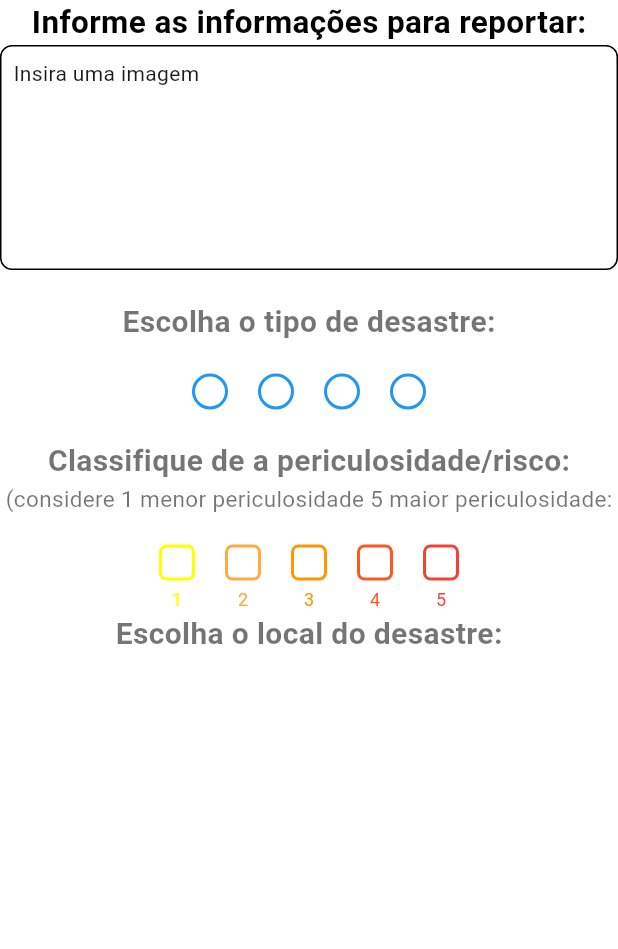
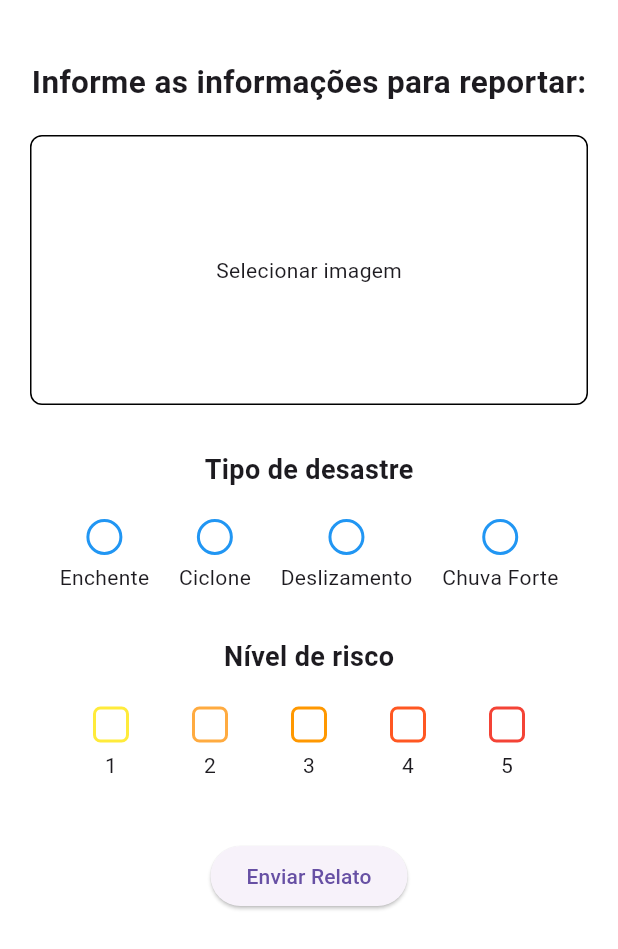
Before and after one commit to Beto-Ribeiro/Projeto-Integrador-SMDN, a Flutter app: the screen it shows after launch, on a phone screen of 412 x 824 dp. Shown: the top 949 px of the screen. Run offline on Flutter 3.47's test engine with Material 3 defaults, Android fonts, the phone set to English and light mode, and no system bars; our stand-ins replace file_picker, flutter_svg, supabase_flutter; accounts and stored records are empty; network calls fail; statements that could not run were skipped; project files that could hold a hidden picture were left out.

Commit message:
Tela relatos semi pronta

```diff
--- a/lib/main.dart
+++ b/lib/main.dart
@@ -2,33 +2,44 @@
 import 'package:branch1/telas/Relatos.dart';
 import 'package:flutter/material.dart';
 import 'package:supabase_flutter/supabase_flutter.dart';
-import 'package:flutter_svg/flutter_svg.dart';
-import 'telas/exportador_import.dart';
 
 void main() async {
+
   WidgetsFlutterBinding.ensureInitialized();
 
   await Supabase.initialize(
+
     url: 'https://robfgvtnoooivihlnomr.supabase.co',
+
     anonKey: 'sb_publishable_eVCeoqzfhoAgkpBnJxzs7w_-PGO0TO9',
+
   );
 
-  runApp( MyApp());
+  await Supabase.instance.client.auth
+      .signInAnonymously();
+
+  runApp(
+    const MyApp(),
+  );
 }
 
 class MyApp extends StatelessWidget {
+
   const MyApp({super.key});
 
   @override
   Widget build(BuildContext context) {
-    return MaterialApp(
-      title: 'Flutter Demo',
-      theme: ThemeData(
-        colorScheme: ColorScheme.fromSeed(
-          seedColor: Colors.blueAccent,
-        ),
+
+    return const MaterialApp(
+
+      debugShowCheckedModeBanner: false,
+
+      home: Relatos_tela(
+        title: '',
       ),
-      home:Relatos_tela (title: 'maco'),
     );
   }
 }
+
+//url: 'https://robfgvtnoooivihlnomr.supabase.co',
+//anonKey: 'sb_publishable_eVCeoqzfhoAgkpBnJxzs7w_-PGO0TO9',
--- a/lib/telas/Relatos.dart
+++ b/lib/telas/Relatos.dart
@@ -1,331 +1,521 @@
-import 'package:branch1/telas/exportador_import.dart';
+import 'dart:typed_data';
+
+import 'package:file_picker/file_picker.dart';
 import 'package:flutter/material.dart';
 import 'package:supabase_flutter/supabase_flutter.dart';
-import 'package:file_picker/file_picker.dart';
-import 'dart:io';
 
 class Relatos_tela extends StatefulWidget {
+
   const Relatos_tela({
+
     super.key,
+
     required this.title,
+
   });
 
   final String title;
 
   @override
-  State<Relatos_tela> createState() => _Relatos_telaState();
-
+  State<Relatos_tela> createState() =>
+      _Relatos_telaState();
 }
 
-class _Relatos_telaState extends State<Relatos_tela> {
-  File? imagemSelecionada;
+class _Relatos_telaState
+    extends State<Relatos_tela> {
+
+  PlatformFile? imagemSelecionada;
+
+  Uint8List? imagemBytes;
+
   int? tipoSelecionado;
   int? nivelSelecionado;
+
   Future<void> selecionarImagem() async {
-    FilePickerResult? resultado = await FilePicker.platform.pickFiles(
+
+    final resultado =
+    await FilePicker.platform.pickFiles(
+
       type: FileType.image,
-      allowCompression: false, // Adicione isso para garantir que ele não mude o arquivo
+
+      withData: true,
+
     );
 
-    if (resultado != null && resultado.files.single.path != null) {
+    if (resultado != null) {
+
       setState(() {
-        // Criamos um novo objeto File a partir do caminho retornado
-        imagemSelecionada = File(resultado.files.single.path!);
+
+        imagemSelecionada =
+            resultado.files.single;
+
+        imagemBytes =
+            resultado.files.single.bytes;
+
       });
-      print("Caminho da imagem: ${imagemSelecionada!.path}");
-    } else {
-      print("Nenhuma imagem selecionada.");
     }
   }
+
+  Future<void> enviarRelato() async {
+
+    try {
+
+      final supabase =
+          Supabase.instance.client;
+
+      print(
+        supabase.auth.currentUser,
+      );
+
+      if (tipoSelecionado == null ||
+          nivelSelecionado == null ||
+          imagemBytes == null) {
+
+        ScaffoldMessenger.of(context)
+            .showSnackBar(
+
+          const SnackBar(
+
+            content: Text(
+              'Preencha todos os campos',
+            ),
+          ),
+        );
+
+        return;
+      }
+
+      String tipoDesastre = '';
+
+      switch (tipoSelecionado) {
+
+        case 0:
+          tipoDesastre = 'Enchente';
+          break;
+
+        case 1:
+          tipoDesastre = 'Ciclone';
+          break;
+
+        case 2:
+          tipoDesastre = 'Deslizamento';
+          break;
+
+        case 3:
+          tipoDesastre = 'Chuva Forte';
+          break;
+      }
+
+      String nivelRisco = '';
+
+      switch (nivelSelecionado) {
+
+        case 0:
+          nivelRisco = 'Baixo';
+          break;
+
+        case 1:
+          nivelRisco = 'Moderado';
+          break;
+
+        case 2:
+          nivelRisco = 'Alto';
+          break;
+
+        case 3:
+          nivelRisco = 'Muito Alto';
+          break;
+
+        case 4:
+          nivelRisco = 'Crítico';
+          break;
+      }
+
+      final relato = await supabase
+
+          .from('Relato')
+
+          .insert({
+
+        'rel_tipo_desastre':
+        tipoDesastre,
+
+        'rel_descricao':
+        nivelRisco,
+
+      })
+
+          .select()
+
+          .single();
+
+      final relatoId =
+      relato['rel_id'];
+
+      final nomeArquivo =
+
+          '${DateTime.now().millisecondsSinceEpoch}.png';
+
+      final caminhoImagem =
+
+          'relatos/$relatoId/$nomeArquivo';
+
+      await supabase.storage
+
+          .from('Foto_Storage')
+
+          .uploadBinary(
+
+        caminhoImagem,
+
+        imagemBytes!,
+
+      );
+
+      await supabase
+
+          .from('Foto')
+
+          .insert({
+
+        'rel_id':
+        relatoId,
+
+        'fot_url':
+        caminhoImagem,
+
+      });
+
+      ScaffoldMessenger.of(context)
+          .showSnackBar(
+
+        const SnackBar(
+
+          content: Text(
+            'Relato enviado com sucesso',
+          ),
+        ),
+      );
+
+    } catch (e) {
+
+      print(e);
+
+      ScaffoldMessenger.of(context)
+          .showSnackBar(
+
+        SnackBar(
+
+          content: Text(
+            'Erro: $e',
+          ),
+        ),
+      );
+    }
+  }
+
+  Widget radioTipo(
+      int valor,
+      String texto,
+      ) {
+
+    return Column(
+
+      children: [
+
+        GestureDetector(
+
+          onTap: () {
+
+            setState(() {
+
+              tipoSelecionado = valor;
+
+            });
+          },
+
+          child: Container(
+
+            width: 24,
+            height: 24,
+
+            decoration: BoxDecoration(
+
+              shape: BoxShape.circle,
+
+              color:
+
+              tipoSelecionado == valor
+
+                  ? Colors.blue
+
+                  : Colors.transparent,
+
+              border: Border.all(
+
+                color: Colors.blue,
+
+                width: 2,
+              ),
+            ),
+          ),
+        ),
+
+        const SizedBox(height: 5),
+
+        Text(texto),
+      ],
+    );
+  }
+
+  Widget nivelBox(
+      int valor,
+      Color cor,
+      String texto,
+      ) {
+
+    return Column(
+
+      children: [
+
+        GestureDetector(
+
+          onTap: () {
+
+            setState(() {
+
+              nivelSelecionado = valor;
+
+            });
+          },
+
+          child: Container(
+
+            width: 24,
+            height: 24,
+
+            decoration: BoxDecoration(
+
+              color:
+
+              nivelSelecionado == valor
+
+                  ? cor
+
+                  : Colors.transparent,
+
+              border: Border.all(
+                color: cor,
+                width: 2,
+              ),
+
+              borderRadius:
+              BorderRadius.circular(5),
+            ),
+          ),
+        ),
+
+        const SizedBox(height: 5),
+
+        Text(texto),
+      ],
+    );
+  }
+
   @override
   Widget build(BuildContext context) {
+
     return Scaffold(
+
       backgroundColor: Colors.white,
 
-      body: Stack(
+      body: SafeArea(
+
+        child: SingleChildScrollView(
+
+          child: Padding(
+
+            padding: const EdgeInsets.all(20),
+
+            child: Column(
+
               children: [
 
-          SafeArea(
-            child: SingleChildScrollView(
-              child: Center(child: Column(
-                verticalDirection: VerticalDirection.down,
-                mainAxisSize: MainAxisSize.max,
+                const SizedBox(height: 20),
 
-                children: <Widget>[
+                const Text(
 
-                  Text(
                   'Informe as informações para reportar:',
+
                   style: TextStyle(
 
                     fontSize: 21,
-                      fontWeight: FontWeight.bold,
-                      color: Colors.black,
+
+                    fontWeight:
+                    FontWeight.bold,
                   ),
                 ),
 
+                const SizedBox(height: 20),
+
                 GestureDetector(
+
                   onTap: selecionarImagem,
+
                   child: Container(
+
                     width: double.infinity,
-                      height: 150,
+
+                    height: 180,
+
                     decoration: BoxDecoration(
-                        border: Border.all(color: Colors.black),
-                        borderRadius: BorderRadius.circular(8),
+
+                      border: Border.all(),
+
+                      borderRadius:
+                      BorderRadius.circular(8),
                     ),
 
-                      child: imagemSelecionada == null
-                          ? const Padding(
-                        padding: EdgeInsets.all(8),
-                        child: Text('Insira uma imagem'),
+                    child: imagemBytes == null
+
+                        ? const Center(
+
+                      child: Text(
+                        'Selecionar imagem',
+                      ),
                     )
+
                         : ClipRRect(
-                        borderRadius: BorderRadius.circular(7),
-                        child: Image.file(
-                          imagemSelecionada!,
-                          width: double.infinity,
-                          height: double.infinity,
+
+                      borderRadius:
+                      BorderRadius.circular(8),
+
+                      child: Image.memory(
+
+                        imagemBytes!,
+
                         fit: BoxFit.cover,
                       ),
                     ),
                   ),
                 ),
-                  const SizedBox(height: 20),
-                  Text(
-                    'Escolha o tipo de desastre:',
+
+                const SizedBox(height: 30),
+
+                const Text(
+
+                  'Tipo de desastre',
+
                   style: TextStyle(
 
-                      fontSize: 20,
-                      fontWeight: FontWeight.bold,
-                      color: Colors.black54,
+                    fontSize: 18,
 
+                    fontWeight:
+                    FontWeight.bold,
                   ),
                 ),
+
                 const SizedBox(height: 20),
+
                 Row(
-                    mainAxisAlignment: MainAxisAlignment.center,
+
+                  mainAxisAlignment:
+                  MainAxisAlignment.spaceEvenly,
+
                   children: [
-                      // PRIMEIRO BOTÃO (Valor 0)
 
-                      GestureDetector(
-                        onTap: () => setState(() => tipoSelecionado = 0),
-                        child: Container(
-                          width: 24,
-                          height: 24,
-                          decoration: BoxDecoration(
-                            shape: BoxShape.circle,
-                            color: tipoSelecionado == 0 ? Colors.blue : Colors.transparent,
-                            border: Border.all(color: Colors.blue, width: 2),
+                    radioTipo(
+                      0,
+                      'Enchente',
+                    ),
+
+                    radioTipo(
+                      1,
+                      'Ciclone',
+                    ),
+
+                    radioTipo(
+                      2,
+                      'Deslizamento',
+                    ),
+
+                    radioTipo(
+                      3,
+                      'Chuva Forte',
+                    ),
+                  ],
+                ),
+
+                const SizedBox(height: 30),
+
+                const Text(
+
+                  'Nível de risco',
+
+                  style: TextStyle(
+
+                    fontSize: 18,
+
+                    fontWeight:
+                    FontWeight.bold,
+                  ),
+                ),
+
+                const SizedBox(height: 20),
+
+                Row(
+
+                  mainAxisAlignment:
+                  MainAxisAlignment.spaceEvenly,
+
+                  children: [
+
+                    nivelBox(
+                      0,
+                      Colors.yellow,
+                      '1',
+                    ),
+
+                    nivelBox(
+                      1,
+                      Colors.orangeAccent,
+                      '2',
+                    ),
+
+                    nivelBox(
+                      2,
+                      Colors.orange,
+                      '3',
+                    ),
+
+                    nivelBox(
+                      3,
+                      Colors.deepOrange,
+                      '4',
+                    ),
+
+                    nivelBox(
+                      4,
+                      Colors.red,
+                      '5',
+                    ),
+                  ],
+                ),
+
+                const SizedBox(height: 40),
+
+                ElevatedButton(
+
+                  onPressed: enviarRelato,
+
+                  child: const Text(
+                    'Enviar Relato',
+                  ),
+                ),
+              ],
             ),
           ),
         ),
-
-                      SizedBox(width: 20), // Espaço entre eles
-
-                      // SEGUNDO BOTÃO (Valor 1)
-                      GestureDetector(
-                        onTap: () => setState(() => tipoSelecionado = 1),
-                        child: Container(
-                          width: 24,
-                          height: 24,
-                          decoration: BoxDecoration(
-                            shape: BoxShape.circle,
-                            color: tipoSelecionado == 1 ? Colors.blue : Colors.transparent,
-                            border: Border.all(color: Colors.blue, width: 2),
-                          ),
-                        ),
-                      ),
-                      SizedBox(width: 20), // Espaço entre eles
-
-                      // terceiro BOTÃO (Valor 2)
-                      GestureDetector(
-                        onTap: () => setState(() => tipoSelecionado = 2),
-                        child: Container(
-                          width: 24,
-                          height: 24,
-                          decoration: BoxDecoration(
-                            shape: BoxShape.circle,
-                            color: tipoSelecionado == 2 ? Colors.blue : Colors.transparent,
-                            border: Border.all(color: Colors.blue, width: 2),
-                          ),
-                        ),
-                      ),
-                      SizedBox(width: 20), // Espaço entre eles
-
-                      // quarto BOTÃO (Valor 3)
-                      GestureDetector(
-                        onTap: () => setState(() => tipoSelecionado = 3),
-                        child: Container(
-                          width: 24,
-                          height: 24,
-                          decoration: BoxDecoration(
-                            shape: BoxShape.circle,
-                            color: tipoSelecionado == 3 ? Colors.blue : Colors.transparent,
-                            border: Border.all(color: Colors.blue, width: 2),
-                          ),
-                        ),
-                      ),
-
-
-
-                    ],
-                  ),
-                  const SizedBox(height: 20),
-                  Text(
-                    'Classifique de a periculosidade/risco:',
-                    style: TextStyle(
-
-                      fontSize: 20,
-                      fontWeight: FontWeight.bold,
-                      color: Colors.black54,
-
-                    ),
-                  ),
-                  Text(
-                    '(considere 1 menor periculosidade 5 maior periculosidade:',
-                    style: TextStyle(
-
-                      fontSize: 15,
-
-                      color: Colors.black54,
-
-                    ),
-                  ),
-                  const SizedBox(height: 20),
-                  Row(
-                    mainAxisAlignment: MainAxisAlignment.center,
-                    children: [
-                      // --- BOTÃO 1 ---
-                      Column(
-                        mainAxisSize: MainAxisSize.min,
-                        children: [
-                          GestureDetector(
-                            onTap: () => setState(() => nivelSelecionado = 0),
-                            child: Container(
-                              width: 24, height: 24,
-                              decoration: BoxDecoration(
-                                borderRadius: BorderRadius.circular(5),
-                                shape: BoxShape.rectangle,
-                                color: nivelSelecionado == 0 ? Colors.yellowAccent : Colors.transparent,
-                                border: Border.all(color: Colors.yellowAccent, width: 2),
-                              ),
-                            ),
-                          ),
-                          const SizedBox(height: 4),
-                          const Text("1", style: TextStyle(fontSize: 12, color:Colors.yellowAccent)),
-                        ],
-                      ),
-                      const SizedBox(width: 20),
-
-                      // --- BOTÃO 2 ---
-                      Column(
-                        mainAxisSize: MainAxisSize.min,
-                        children: [
-                          GestureDetector(
-                            onTap: () => setState(() => nivelSelecionado = 1),
-                            child: Container(
-                              width: 24, height: 24,
-                              decoration: BoxDecoration(
-                                borderRadius: BorderRadius.circular(5),
-                                shape: BoxShape.rectangle,
-                                color: nivelSelecionado == 1 ? Colors.orangeAccent : Colors.transparent,
-                                border: Border.all(color: Colors.orangeAccent, width: 2),
-                              ),
-                            ),
-                          ),
-                          const SizedBox(height: 4),
-                          const Text("2", style: TextStyle(fontSize: 12, color: Colors.orangeAccent)),
-                        ],
-                      ),
-                      const SizedBox(width: 20),
-
-                      // --- BOTÃO 3 ---
-                      Column(
-                        mainAxisSize: MainAxisSize.min,
-                        children: [
-                          GestureDetector(
-                            onTap: () => setState(() => nivelSelecionado = 2),
-                            child: Container(
-                              width: 24, height: 24,
-                              decoration: BoxDecoration(
-                                borderRadius: BorderRadius.circular(5),
-                                shape: BoxShape.rectangle,
-                                color: nivelSelecionado == 2 ? Colors.orange : Colors.transparent,
-                                border: Border.all(color: Colors.orange, width: 2),
-                              ),
-                            ),
-                          ),
-                          const SizedBox(height: 4),
-                          const Text("3", style: TextStyle(fontSize: 12, color: Colors.orange)),
-                        ],
-                      ),
-                      const SizedBox(width: 20),
-
-                      // --- BOTÃO 4 ---
-                      Column(
-                        mainAxisSize: MainAxisSize.min,
-                        children: [
-                          GestureDetector(
-                            onTap: () => setState(() => nivelSelecionado = 3),
-                            child: Container(
-                              width: 24, height: 24,
-                              decoration: BoxDecoration(
-                                borderRadius: BorderRadius.circular(5),
-                                shape: BoxShape.rectangle,
-                                color: nivelSelecionado == 3 ? Colors.deepOrange : Colors.transparent,
-                                border: Border.all(color: Colors.deepOrange, width: 2),
-                              ),
-                            ),
-                          ),
-                          const SizedBox(height: 4),
-                          const Text("4", style: TextStyle(fontSize: 12, color: Colors.deepOrange)),
-                        ],
-
-                      ),
-                      const SizedBox(width: 20),
-                      Column(
-                        mainAxisSize: MainAxisSize.min,
-                        children: [
-                          GestureDetector(
-                            onTap: () => setState(() => nivelSelecionado = 4),
-                            child: Container(
-                              width: 24, height: 24,
-                              decoration: BoxDecoration(
-                                borderRadius: BorderRadius.circular(5),
-                                shape: BoxShape.rectangle,
-                                color: nivelSelecionado == 4 ? Colors.red : Colors.transparent,
-                                border: Border.all(color: Colors.red, width: 2),
-                              ),
-                            ),
-                          ),
-                          const SizedBox(height: 4),
-                          const Text("5", style: TextStyle(fontSize: 12, color: Colors.red)),
-                        ],
-                      ),
-
-                    ], // FIM DOS CHILDREN DA ROW
-                  ), // FIM DA ROW
-                  Text(
-                    'Escolha o local do desastre:',
-                    style: TextStyle(
-
-                      fontSize: 20,
-                      fontWeight: FontWeight.bold,
-
-                      color: Colors.black54,
-
-                    ),
-                  ),
-
-                ],
-
-              ),
-
-      )
-
-            ),
-          ),
-
-        ],
       ),
     );
   }
```
Lines whose indentation alone changed are shown as unchanged.
